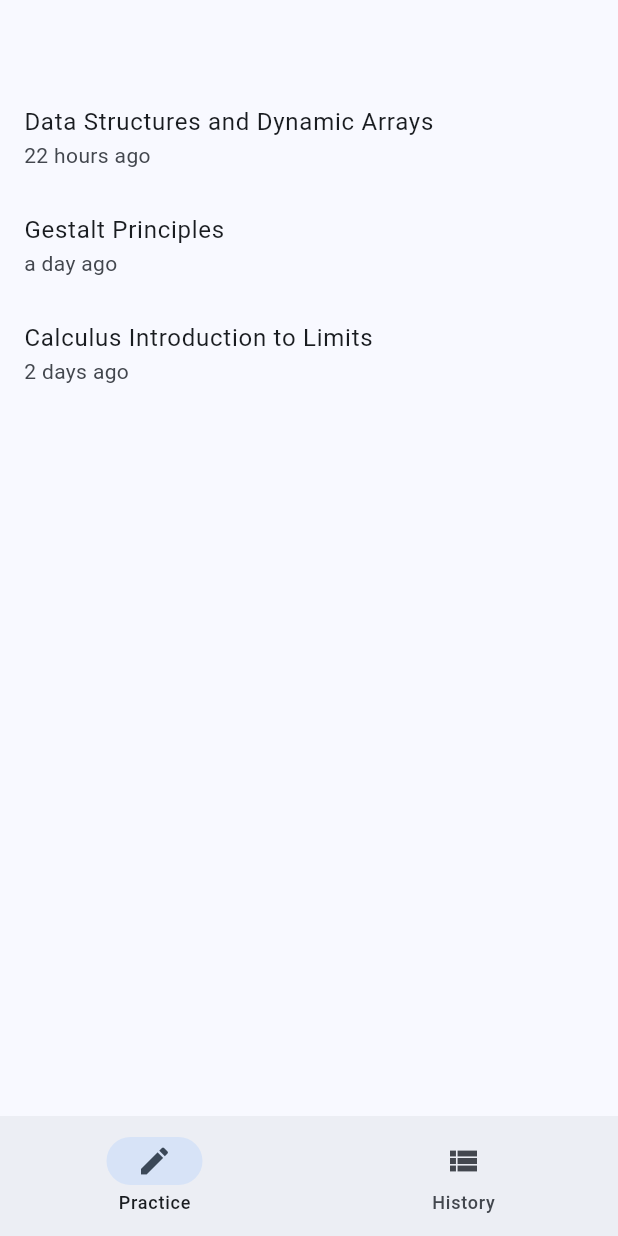
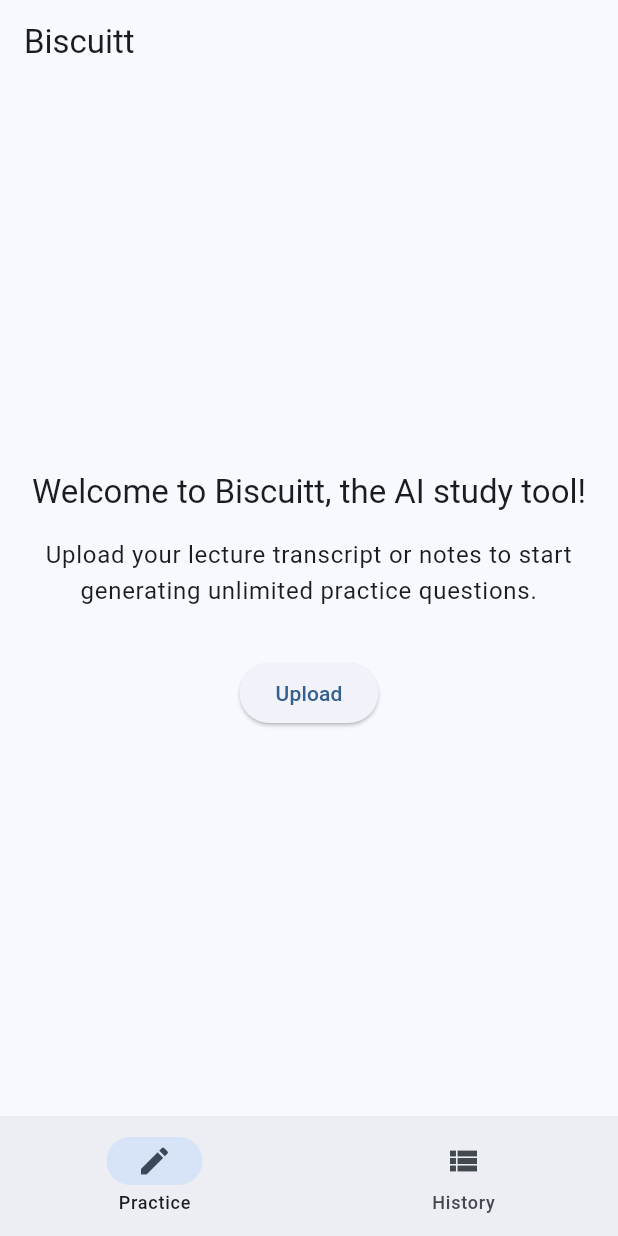
Before and after one commit to SamuelS42/biscuitt_ai, a Flutter app: the screen it shows after launch, on a phone screen of 412 x 824 dp. Run offline on Flutter 3.47's test engine with Material 2 defaults, Android fonts, the phone set to English and light mode, and no system bars; our stand-ins replace file_picker, flutter_dotenv, go_router, timeago.

Commit message:
Add FAB and help text when no transcripts are returned

```diff
--- a/lib/screens/transcript_list_screen.dart
+++ b/lib/screens/transcript_list_screen.dart
@@ -13,9 +13,13 @@ class TranscriptListTile extends StatelessWidget {
     return Material(
         type: MaterialType.transparency,
         child: ListTile(
-            onTap: () => {},
-            title: Text(transcript.title),
-            subtitle: Text(timeago.format(transcript.dateUploaded))));
+          onTap: () => {
+            // TODO: Add code to open quiz for transcript
+          },
+          title: Text(transcript.title),
+          subtitle: Text(timeago.format(transcript.dateUploaded)),
+          trailing: const Icon(Icons.play_arrow),
+        ));
   }
 }
 
@@ -34,15 +38,65 @@ class _TranscriptListScreenState extends State<TranscriptListScreen> {
     return FutureBuilder<List<TranscriptListItem>>(
         future: service.getTranscripts(),
         builder: (context, AsyncSnapshot<List<TranscriptListItem>> snapshot) {
-          if (snapshot.hasData && snapshot.data != null) {
-            return ListView(
-              children: <Widget>[
-                for (var item in snapshot.data!)
-                  TranscriptListTile(transcript: item),
-              ],
+          if (snapshot.hasData &&
+              snapshot.data != null &&
+              snapshot.data!.isNotEmpty) {
+            return Stack(alignment: Alignment.bottomRight, children: [
+              ListView.builder(
+                  itemCount: snapshot.data!.length,
+                  itemBuilder: (context, index) => Container(
+                      color: index % 2 == 0
+                          ? Theme.of(context)
+                              .colorScheme
+                              .primary
+                              .withOpacity(0.05)
+                          : Theme.of(context)
+                              .colorScheme
+                              .primary
+                              .withOpacity(0.01),
+                      child: TranscriptListTile(
+                          transcript: snapshot.data![index]))),
+              Padding(
+                padding: const EdgeInsets.all(16),
+                child: FloatingActionButton(
+                  onPressed: () {
+                    // TODO: Add code to upload transcript
+                  },
+                  child: const Icon(Icons.add),
+                ),
+              )
+            ]);
+          } else {
+            return Center(
+              child: Column(
+                mainAxisAlignment: MainAxisAlignment.center,
+                children: [
+                  Padding(
+                    padding: const EdgeInsets.symmetric(horizontal: 16),
+                    child: Column(children: [
+                      Text(
+                        'Welcome to Biscuitt, the AI study tool!',
+                        textAlign: TextAlign.center,
+                        style: Theme.of(context).textTheme.titleLarge,
+                      ),
+                      const SizedBox(height: 16),
+                      Text(
+                        'Upload your lecture transcript or notes to start generating unlimited practice questions.',
+                        textAlign: TextAlign.center,
+                        style: Theme.of(context).textTheme.bodyLarge,
+                      ),
+                      const SizedBox(height: 32),
+                      ElevatedButton(
+                        onPressed: () => {
+                          // TODO: Add code to upload transcript
+                        },
+                        child: const Text('Upload'),
+                      ),
+                    ]),
+                  )
+                ],
+              ),
             );
-          } else {
-            return const CircularProgressIndicator();
           }
         });
   }
--- a/lib/services/api_service.dart
+++ b/lib/services/api_service.dart
@@ -3,13 +3,18 @@ import 'package:flutter/services.dart';
 import '../models/transcript_model.dart';
 
 class ApiService {
+  final bool returnEmpty = true;
+
   Future<List<TranscriptListItem>> getTranscripts() async {
-    return [
+    return returnEmpty
+        ? []
+        : [
             TranscriptListItem(
                 id: "71be9b7b-16ad-49b4-b86e-87f41a88b4f9",
                 dateUploaded: DateTime(2023, 11, 6, 12, 30, 45),
                 title: "Data Structures and Dynamic Arrays",
-          blurb: "Welcome to 006, Introduction to Algorithms, lecture two."),
+                blurb:
+                    "Welcome to 006, Introduction to Algorithms, lecture two."),
             TranscriptListItem(
                 id: "1c05f9f3-da6c-4163-9781-bf7c64aed5af",
                 dateUploaded: DateTime(2023, 11, 5, 20, 14, 23),
--- a/lib/widgets/scaffold_with_nested_navigation.dart
+++ b/lib/widgets/scaffold_with_nested_navigation.dart
@@ -20,7 +20,10 @@ class ScaffoldWithNestedNavigation extends StatelessWidget {
   @override
   Widget build(BuildContext context) {
     return Scaffold(
-      appBar: AppBar(),
+      appBar: AppBar(
+        title: const Text('Biscuitt'),
+        shadowColor: Theme.of(context).colorScheme.shadow,
+      ),
       body: navigationShell,
       bottomNavigationBar: NavigationBar(
         selectedIndex: navigationShell.currentIndex,
```
Lines whose indentation alone changed are shown as unchanged.
